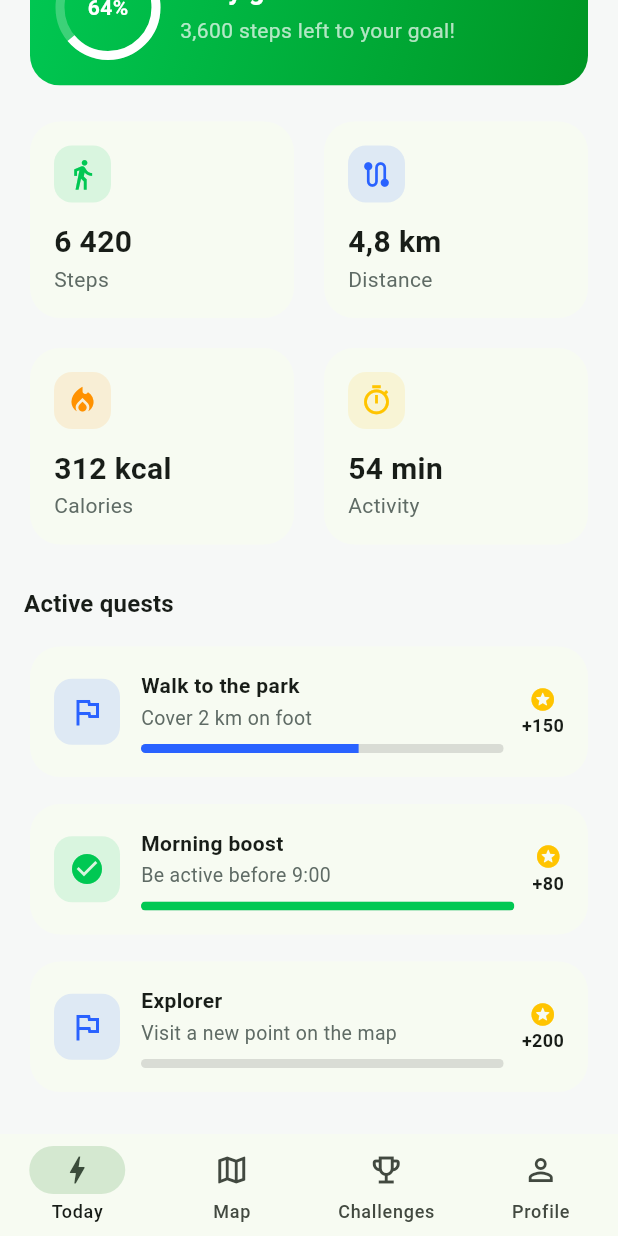
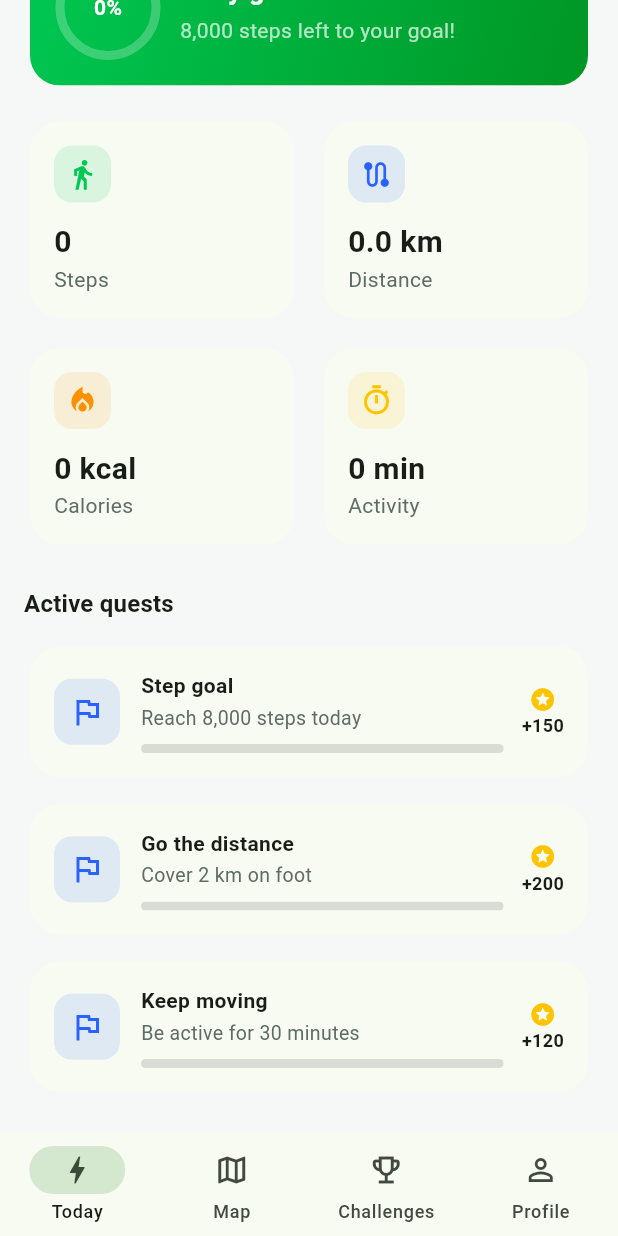
Before and after one commit to Mateuszl28/MoveQuest_mob, a Flutter app: the screen it shows after launch, scrolled down 133 dp, on a phone screen of 412 x 824 dp. Run offline on Flutter 3.47's test engine with Material 3 defaults, Android fonts, the phone set to English and light mode, and no system bars; our stand-ins replace flutter_map, flutter_riverpod, go_router, latlong2, pedometer, permission_handler and 1 more; generated files the repository leaves out were written again.

Commit message:
Collect live activity data from the step sensor
- Add pedometer + permission_handler; ACTIVITY_RECOGNITION & INTERNET in manifest, NSMotionUsageDescription on iOS
- ActivityController (Riverpod) streams live steps + walking status; daily step baseline persisted in shared_preferences; derives distance, calories, active minutes
- Rewrite Today dashboard to live data with loading / permission / unavailable / tracking states; LIVE badge while walking
- Daily goal, points and quests now driven by real metrics (no placeholder values)
- New l10n keys (permission prompt, live, metric-based quests); update smoke test

Co-Authored-By: Claude Opus 4.8 (1M context) <noreply@anthropic.com>

```diff
--- /dev/null
+++ b/lib/features/activity/domain/activity_data.dart
@@ -0,0 +1,62 @@
+import 'package:flutter/foundation.dart';
+
+/// Status zbierania danych o aktywności.
+enum ActivityStatus {
+  /// Trwa inicjalizacja / sprawdzanie uprawnień.
+  loading,
+
+  /// Brak zgody na dostęp do aktywności fizycznej – wymagane działanie usera.
+  permissionRequired,
+
+  /// Urządzenie nie ma czujnika kroków.
+  unavailable,
+
+  /// Dane są zbierane na żywo.
+  tracking,
+}
+
+/// Migawka danych o aktywności użytkownika, liczona na żywo z czujnika kroków.
+@immutable
+class ActivityData {
+  const ActivityData({
+    this.steps = 0,
+    this.distanceKm = 0,
+    this.calories = 0,
+    this.activeMinutes = 0,
+    this.isWalking = false,
+  });
+
+  /// Liczba kroków zrobionych dzisiaj.
+  final int steps;
+
+  /// Pokonany dystans (km), szacowany z liczby kroków.
+  final double distanceKm;
+
+  /// Spalone kalorie (kcal), szacowane z liczby kroków.
+  final int calories;
+
+  /// Łączny czas aktywności (minuty) na podstawie statusu chodzenia.
+  final int activeMinutes;
+
+  /// Czy użytkownik aktualnie idzie.
+  final bool isWalking;
+}
+
+/// Stan kontrolera aktywności: status + dane.
+@immutable
+class ActivityState {
+  const ActivityState({
+    required this.status,
+    this.data = const ActivityData(),
+  });
+
+  final ActivityStatus status;
+  final ActivityData data;
+
+  ActivityState copyWith({ActivityStatus? status, ActivityData? data}) {
+    return ActivityState(
+      status: status ?? this.status,
+      data: data ?? this.data,
+    );
+  }
+}
--- a/lib/features/home/presentation/home_screen.dart
+++ b/lib/features/home/presentation/home_screen.dart
@@ -1,20 +1,52 @@
 import 'package:flutter/material.dart';
+import 'package:flutter_riverpod/flutter_riverpod.dart';
+import 'package:intl/intl.dart';
 
 import '../../../core/theme/app_colors.dart';
 import '../../../l10n/app_localizations.dart';
+import '../../activity/application/activity_controller.dart';
+import '../../activity/domain/activity_data.dart';
 
-/// Ekran „Dziś" – pulpit dzienny: postęp aktywności, punkty i aktywne questy.
-class HomeScreen extends StatelessWidget {
+/// Ekran „Dziś" – pulpit dzienny z danymi aktywności zbieranymi na żywo.
+class HomeScreen extends ConsumerWidget {
   const HomeScreen({super.key});
 
   static const String path = '/';
 
   @override
+  Widget build(BuildContext context, WidgetRef ref) {
+    final state = ref.watch(activityProvider);
+    return SafeArea(
+      child: switch (state.status) {
+        ActivityStatus.loading => const Center(
+            child: CircularProgressIndicator(),
+          ),
+        ActivityStatus.permissionRequired => const _PermissionPrompt(),
+        ActivityStatus.unavailable => const _UnavailableMessage(),
+        ActivityStatus.tracking => _Dashboard(data: state.data),
+      },
+    );
+  }
+}
+
+class _Dashboard extends StatelessWidget {
+  const _Dashboard({required this.data});
+
+  final ActivityData data;
+
+  @override
   Widget build(BuildContext context) {
     final theme = Theme.of(context);
     final l10n = AppLocalizations.of(context);
-    return SafeArea(
-      child: ListView(
+    final localeName = Localizations.localeOf(context).toString();
+    final intFmt = NumberFormat.decimalPattern(localeName);
+    final kmFmt = NumberFormat('#,##0.0', localeName);
+
+    final goalProgress = (data.steps / kDailyStepGoal).clamp(0.0, 1.0);
+    final remaining = (kDailyStepGoal - data.steps).clamp(0, kDailyStepGoal);
+    final points = data.steps ~/ 10;
+
+    return ListView(
       padding: const EdgeInsets.fromLTRB(16, 8, 16, 24),
       children: [
         Row(
@@ -31,22 +63,35 @@ class HomeScreen extends StatelessWidget {
                     ),
                   ),
                   const SizedBox(height: 2),
-                    Text(
+                  Row(
+                    children: [
+                      Flexible(
+                        child: Text(
                           l10n.homeSubtitle,
                           style: theme.textTheme.bodyMedium?.copyWith(
                             color: AppColors.textSecondary,
                           ),
                         ),
+                      ),
+                      if (data.isWalking) ...[
+                        const SizedBox(width: 8),
+                        const _LiveBadge(),
+                      ],
+                    ],
+                  ),
                 ],
               ),
             ),
-              const _PointsBadge(points: 1240),
+            _PointsBadge(points: points),
           ],
         ),
         const SizedBox(height: 20),
         _DailyGoalCard(
+          progress: goalProgress,
           title: l10n.homeDailyGoal,
-            remaining: l10n.homeDailyGoalRemaining(3600),
+          remaining: remaining == 0
+              ? l10n.homeDailyGoalReached
+              : l10n.homeDailyGoalRemaining(remaining),
         ),
         const SizedBox(height: 16),
         Row(
@@ -55,7 +100,7 @@ class HomeScreen extends StatelessWidget {
               child: _StatCard(
                 icon: Icons.directions_walk,
                 label: l10n.statSteps,
-                  value: '6 420',
+                value: intFmt.format(data.steps),
                 color: AppColors.primary,
               ),
             ),
@@ -64,7 +109,7 @@ class HomeScreen extends StatelessWidget {
               child: _StatCard(
                 icon: Icons.route,
                 label: l10n.statDistance,
-                  value: '4,8 km',
+                value: '${kmFmt.format(data.distanceKm)} km',
                 color: AppColors.secondary,
               ),
             ),
@@ -77,7 +122,7 @@ class HomeScreen extends StatelessWidget {
               child: _StatCard(
                 icon: Icons.local_fire_department,
                 label: l10n.statCalories,
-                  value: '312 kcal',
+                value: '${intFmt.format(data.calories)} kcal',
                 color: AppColors.warning,
               ),
             ),
@@ -86,7 +131,7 @@ class HomeScreen extends StatelessWidget {
               child: _StatCard(
                 icon: Icons.timer_outlined,
                 label: l10n.statActivity,
-                  value: '54 min',
+                value: '${data.activeMinutes} min',
                 color: AppColors.accent,
               ),
             ),
@@ -101,24 +146,132 @@ class HomeScreen extends StatelessWidget {
         ),
         const SizedBox(height: 12),
         _QuestTile(
-            title: l10n.questWalkParkTitle,
-            subtitle: l10n.questWalkParkSubtitle,
-            progress: 0.6,
+          title: l10n.questStepGoalTitle,
+          subtitle: l10n.questStepGoalSubtitle(kDailyStepGoal),
+          progress: goalProgress,
           reward: 150,
         ),
         const SizedBox(height: 10),
         _QuestTile(
-            title: l10n.questMorningTitle,
-            subtitle: l10n.questMorningSubtitle,
-            progress: 1.0,
-            reward: 80,
+          title: l10n.questDistanceTitle,
+          subtitle: l10n.questDistanceSubtitle,
+          progress: (data.distanceKm / 2).clamp(0.0, 1.0),
+          reward: 200,
         ),
         const SizedBox(height: 10),
         _QuestTile(
-            title: l10n.questExplorerTitle,
-            subtitle: l10n.questExplorerSubtitle,
-            progress: 0.0,
-            reward: 200,
+          title: l10n.questActiveTitle,
+          subtitle: l10n.questActiveSubtitle,
+          progress: (data.activeMinutes / 30).clamp(0.0, 1.0),
+          reward: 120,
+        ),
+      ],
+    );
+  }
+}
+
+/// Prośba o uprawnienie do aktywności fizycznej.
+class _PermissionPrompt extends ConsumerWidget {
+  const _PermissionPrompt();
+
+  @override
+  Widget build(BuildContext context, WidgetRef ref) {
+    final l10n = AppLocalizations.of(context);
+    return Center(
+      child: Padding(
+        padding: const EdgeInsets.all(32),
+        child: Column(
+          mainAxisAlignment: MainAxisAlignment.center,
+          children: [
+            Container(
+              padding: const EdgeInsets.all(20),
+              decoration: BoxDecoration(
+                color: AppColors.primary.withValues(alpha: 0.12),
+                shape: BoxShape.circle,
+              ),
+              child: const Icon(Icons.directions_walk,
+                  size: 56, color: AppColors.primary),
+            ),
+            const SizedBox(height: 24),
+            Text(
+              l10n.activityPermissionTitle,
+              style: Theme.of(context)
+                  .textTheme
+                  .titleLarge
+                  ?.copyWith(fontWeight: FontWeight.bold),
+              textAlign: TextAlign.center,
+            ),
+            const SizedBox(height: 12),
+            Text(
+              l10n.activityPermissionBody,
+              textAlign: TextAlign.center,
+              style: const TextStyle(color: AppColors.textSecondary),
+            ),
+            const SizedBox(height: 28),
+            FilledButton.icon(
+              onPressed: () =>
+                  ref.read(activityProvider.notifier).requestPermission(),
+              icon: const Icon(Icons.check_circle_outline),
+              label: Text(l10n.activityPermissionButton),
+            ),
+          ],
+        ),
+      ),
+    );
+  }
+}
+
+class _UnavailableMessage extends StatelessWidget {
+  const _UnavailableMessage();
+
+  @override
+  Widget build(BuildContext context) {
+    final l10n = AppLocalizations.of(context);
+    return Center(
+      child: Padding(
+        padding: const EdgeInsets.all(32),
+        child: Column(
+          mainAxisAlignment: MainAxisAlignment.center,
+          children: [
+            const Icon(Icons.sensors_off,
+                size: 56, color: AppColors.textSecondary),
+            const SizedBox(height: 16),
+            Text(
+              l10n.activityUnavailable,
+              textAlign: TextAlign.center,
+              style: const TextStyle(color: AppColors.textSecondary),
+            ),
+          ],
+        ),
+      ),
+    );
+  }
+}
+
+class _LiveBadge extends StatelessWidget {
+  const _LiveBadge();
+
+  @override
+  Widget build(BuildContext context) {
+    return Container(
+      padding: const EdgeInsets.symmetric(horizontal: 8, vertical: 3),
+      decoration: BoxDecoration(
+        color: AppColors.success.withValues(alpha: 0.15),
+        borderRadius: BorderRadius.circular(20),
+      ),
+      child: Row(
+        mainAxisSize: MainAxisSize.min,
+        children: [
+          const Icon(Icons.fiber_manual_record,
+              size: 10, color: AppColors.success),
+          const SizedBox(width: 4),
+          Text(
+            AppLocalizations.of(context).liveLabel,
+            style: const TextStyle(
+              color: AppColors.success,
+              fontWeight: FontWeight.bold,
+              fontSize: 11,
+            ),
           ),
         ],
       ),
@@ -157,14 +310,19 @@ class _PointsBadge extends StatelessWidget {
 }
 
 class _DailyGoalCard extends StatelessWidget {
-  const _DailyGoalCard({required this.title, required this.remaining});
+  const _DailyGoalCard({
+    required this.progress,
+    required this.title,
+    required this.remaining,
+  });
 
+  final double progress;
   final String title;
   final String remaining;
 
   @override
   Widget build(BuildContext context) {
-    const progress = 0.64;
+    final percent = (progress * 100).round();
     return Card(
       child: Container(
         decoration: const BoxDecoration(
@@ -183,19 +341,20 @@ class _DailyGoalCard extends StatelessWidget {
               child: Stack(
                 alignment: Alignment.center,
                 children: [
-                  const SizedBox(
+                  SizedBox(
                     width: 64,
                     height: 64,
                     child: CircularProgressIndicator(
                       value: progress,
                       strokeWidth: 6,
                       backgroundColor: Colors.white24,
-                      valueColor: AlwaysStoppedAnimation(Colors.white),
+                      valueColor:
+                          const AlwaysStoppedAnimation(Colors.white),
                     ),
                   ),
-                  const Text(
-                    '64%',
-                    style: TextStyle(
+                  Text(
+                    '$percent%',
+                    style: const TextStyle(
                       color: Colors.white,
                       fontWeight: FontWeight.bold,
                     ),
--- a/lib/l10n/app_en.arb
+++ b/lib/l10n/app_en.arb
@@ -18,12 +18,21 @@
   "statCalories": "Calories",
   "statActivity": "Activity",
   "homeActiveQuests": "Active quests",
-  "questWalkParkTitle": "Walk to the park",
-  "questWalkParkSubtitle": "Cover 2 km on foot",
-  "questMorningTitle": "Morning boost",
-  "questMorningSubtitle": "Be active before 9:00",
-  "questExplorerTitle": "Explorer",
-  "questExplorerSubtitle": "Visit a new point on the map",
+  "liveLabel": "LIVE",
+  "homeDailyGoalReached": "Daily goal reached!",
+  "activityPermissionTitle": "Track your activity",
+  "activityPermissionBody": "MoveQuest counts your steps live using your phone's activity sensor. Allow access to get started.",
+  "activityPermissionButton": "Allow access",
+  "activityUnavailable": "Step sensor is not available on this device.",
+  "questStepGoalTitle": "Step goal",
+  "questStepGoalSubtitle": "Reach {goal} steps today",
+  "@questStepGoalSubtitle": {
+    "placeholders": { "goal": { "type": "int", "format": "decimalPattern" } }
+  },
+  "questDistanceTitle": "Go the distance",
+  "questDistanceSubtitle": "Cover 2 km on foot",
+  "questActiveTitle": "Keep moving",
+  "questActiveSubtitle": "Be active for 30 minutes",
 
   "mapQuestsNearby": "{count} quests nearby",
   "@mapQuestsNearby": {
--- a/pubspec.yaml
+++ b/pubspec.yaml
@@ -43,6 +43,8 @@ dependencies:
   latlong2: ^0.9.1
   geolocator: ^14.0.2
   shared_preferences: ^2.5.5
+  pedometer: ^4.2.0
+  permission_handler: ^12.0.2
 
 dev_dependencies:
   flutter_test:
```
Also changed, not shown: lib/features/activity/application/activity_controller.dart (added, +155 -0 lines), lib/l10n/app_pl.arb (+12 -6 lines), pubspec.lock, 3 other files. Lines whose indentation alone changed are shown as unchanged.
